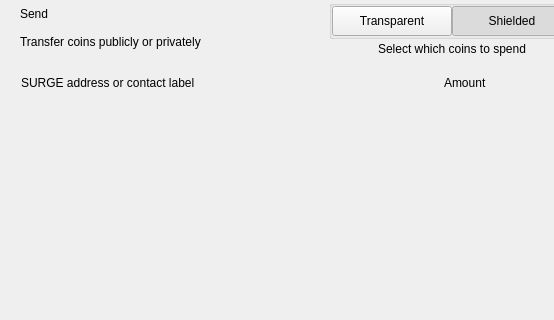
Before: the Qt Designer form src/qt/surge/forms/send.ui in HunterCanimun/surgeofficial-surge-coin, drawn with Qt 5; both pictures show x 0 to 554 and y 0 to 320 of the 893 by 700 pixel window.
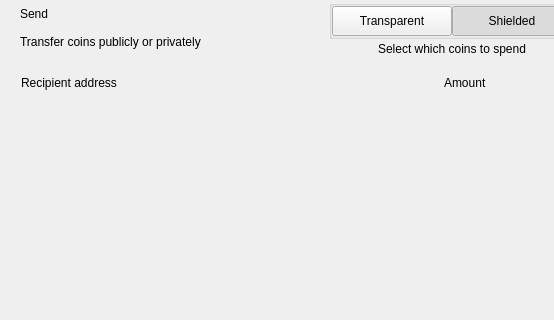
After: the same form once the commit is applied. Custom widgets are drawn as their Qt base class.

Diff of the .ui file:
```diff
--- a/src/qt/surge/forms/send.ui
+++ b/src/qt/surge/forms/send.ui
@@ -255,7 +255,7 @@
              <string notr="true">margin-left:8px;</string>
             </property>
             <property name="text">
-             <string>SURGE address or contact label</string>
+             <string>Recipient address</string>
             </property>
            </widget>
           </item>
```
Left out of the diff: 2 changed lines with no effect on the pictures.
